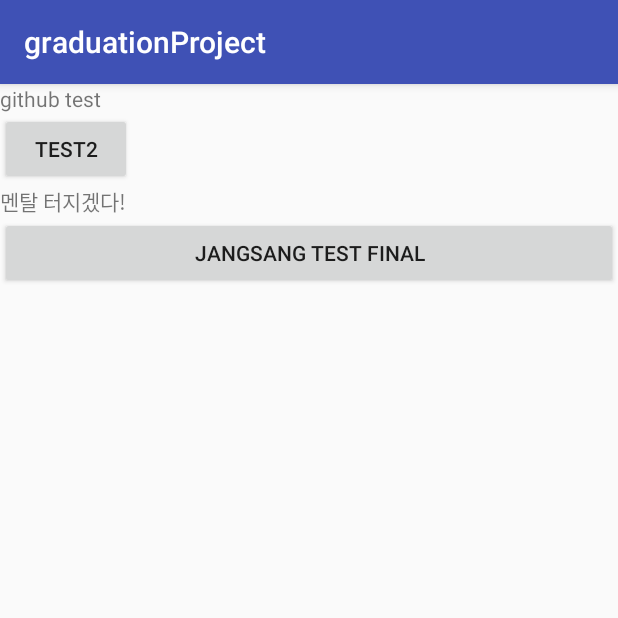
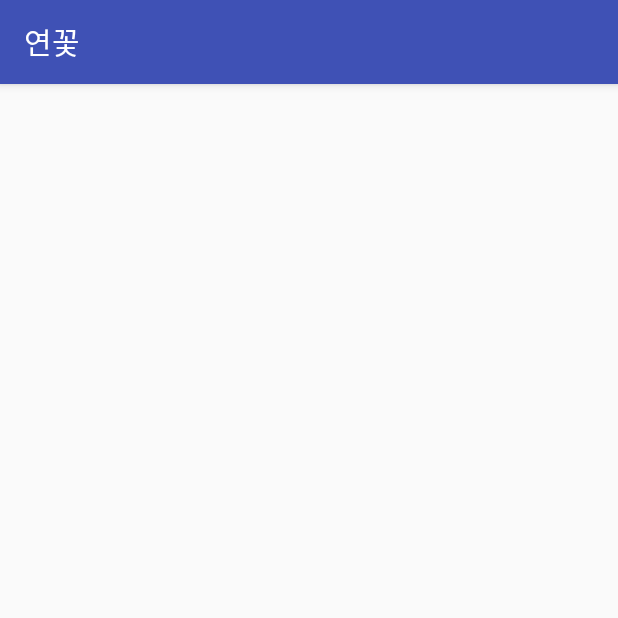
Before and after one commit to CPotential/graduationProject, an Android app: the screen it shows after launch (MainActivity), on a phone screen of 412 x 824 dp, the top half of it. Run offline under Robolectric (Android 15) with nearby library versions, the phone set to English and light mode, and no system bars.

Commit message:
reset project.

```diff
--- a/app/src/main/res/layout/main.xml
+++ b/app/src/main/res/layout/main.xml
@@ -1,38 +1,11 @@
 <?xml version="1.0" encoding="utf-8"?>
 <LinearLayout xmlns:android="http://schemas.android.com/apk/res/android"
-    xmlns:app="http://schemas.android.com/apk/res-auto"
     xmlns:tools="http://schemas.android.com/tools"
     android:layout_width="match_parent"
     android:layout_height="match_parent"
     tools:context=".MainActivity"
     android:orientation="vertical">
 
-    <TextView
-        android:layout_width="wrap_content"
-        android:layout_height="wrap_content"
-        android:text="github test"
-        app:layout_constraintBottom_toBottomOf="parent"
-        app:layout_constraintLeft_toLeftOf="parent"
-        app:layout_constraintRight_toRightOf="parent"
-        app:layout_constraintTop_toTopOf="parent" />
 
-    <Button
-        android:id="@+id/button"
-        android:layout_width="wrap_content"
-        android:layout_height="wrap_content"
-        android:text="test2"
-        tools:layout_editor_absoluteX="50dp"
-        tools:layout_editor_absoluteY="74dp" />
-
-    <TextView
-        android:layout_width="wrap_content"
-        android:layout_height="wrap_content"
-        android:text="멘탈 터지겠다!"/>
-
-    <Button
-        android:id="@+id/button2"
-        android:layout_width="match_parent"
-        android:layout_height="wrap_content"
-        android:text="jangsang test final" />
 
 </LinearLayout>
--- a/app/src/main/res/values/strings.xml
+++ b/app/src/main/res/values/strings.xml
@@ -1,3 +1,3 @@
 <resources>
-    <string name="app_name">graduationProject</string>
+    <string name="app_name">연꽃</string>
 </resources>
```
Also changed, not shown: app/src/main/res/layout/activity_main2.xml (deleted, +0 -25 lines).
